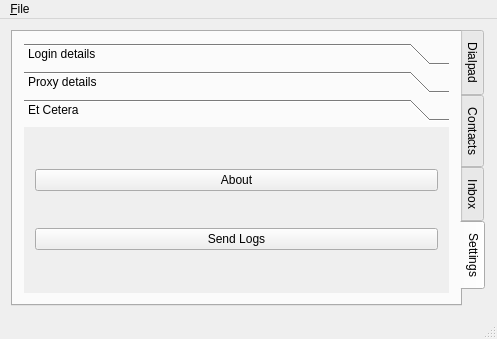
Old version of the form qgvdial/qt-not-qml/mainwindow.ui in the repository shailesh83/qgvdial.
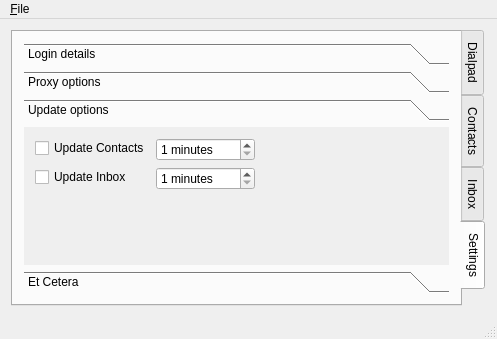
New version of the form. Custom widgets are drawn as their Qt base class.

Diff of the .ui file:
```diff
--- a/qgvdial/qt-not-qml/mainwindow.ui
+++ b/qgvdial/qt-not-qml/mainwindow.ui
@@ -339,7 +339,7 @@
             </rect>
            </property>
            <attribute name="label">
-            <string>Proxy details</string>
+            <string>Proxy options</string>
            </attribute>
            <layout class="QGridLayout" name="gridLayout_2">
             <item row="0" column="1">
@@ -443,13 +443,71 @@
             </item>
            </layout>
           </widget>
+          <widget class="QWidget" name="updatesPage">
+           <property name="geometry">
+            <rect>
+             <x>0</x>
+             <y>0</y>
+             <width>436</width>
+             <height>138</height>
+            </rect>
+           </property>
+           <attribute name="label">
+            <string>Update options</string>
+           </attribute>
+           <layout class="QFormLayout" name="formLayout_2">
+            <property name="fieldGrowthPolicy">
+             <enum>QFormLayout::ExpandingFieldsGrow</enum>
+            </property>
+            <item row="0" column="0">
+             <widget class="QCheckBox" name="optContacts">
+              <property name="text">
+               <string>Update Contacts</string>
+              </property>
+             </widget>
+            </item>
+            <item row="0" column="1">
+             <widget class="QSpinBox" name="sbContactsFreq">
+              <property name="suffix">
+               <string> minutes</string>
+              </property>
+              <property name="minimum">
+               <number>1</number>
+              </property>
+              <property name="maximum">
+               <number>1440</number>
+              </property>
+             </widget>
+            </item>
+            <item row="1" column="0">
+             <widget class="QCheckBox" name="optInbox">
+              <property name="text">
+               <string>Update Inbox</string>
+              </property>
+             </widget>
+            </item>
+            <item row="1" column="1">
+             <widget class="QSpinBox" name="sbInboxFreq">
+              <property name="suffix">
+               <string> minutes</string>
+              </property>
+              <property name="minimum">
+               <number>1</number>
+              </property>
+              <property name="maximum">
+               <number>1440</number>
+              </property>
+             </widget>
+            </item>
+           </layout>
+          </widget>
           <widget class="QWidget" name="etCeteraDetails">
            <property name="geometry">
             <rect>
              <x>0</x>
              <y>0</y>
-             <width>436</width>
-             <height>167</height>
+             <width>96</width>
+             <height>77</height>
             </rect>
            </property>
            <attribute name="label">
```
Left out of the diff: 6 changed lines with no effect on the pictures.
